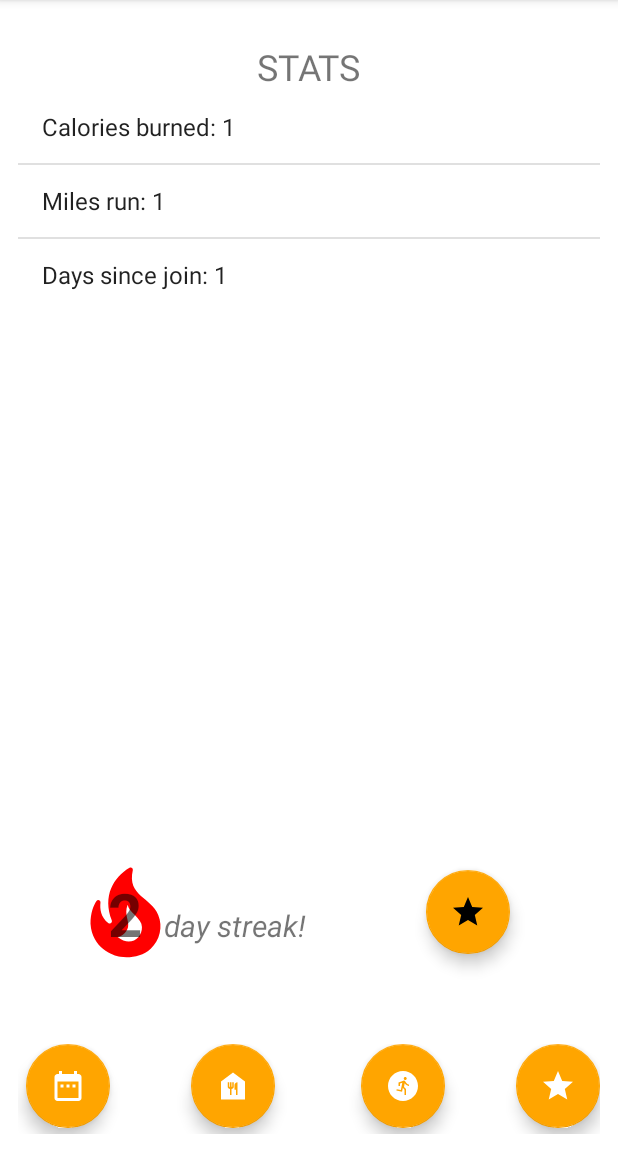
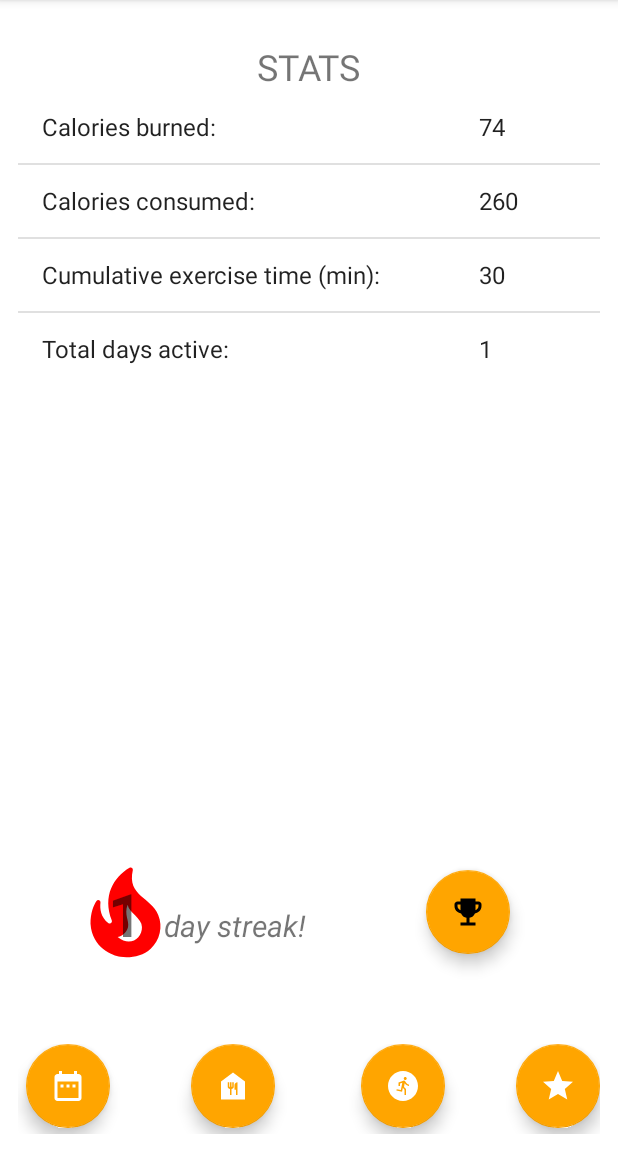
Before and after one commit to ss251/WeFit, an Android app: the StatsFragment screen opened through its navigation route, on a phone screen of 412 x 824 dp, the part 84-1236 px from its top. Run offline under Robolectric (Android 15) with nearby library versions, the phone set to English and light mode, and no system bars.

Commit message:
updated stats page

```diff
--- a/app/src/main/java/edu/uw/ss251/wefit/AddExerciseFragment.kt
+++ b/app/src/main/java/edu/uw/ss251/wefit/AddExerciseFragment.kt
@@ -18,10 +18,12 @@ const val INTENSITY = 5
 class AddExerciseFragment : Fragment() {
 
     private var userWeight = 0.0
-    lateinit var currMap: MutableMap<String, MutableList<Exercise>>
+    private lateinit var currMap: MutableMap<String, MutableList<Exercise>>
+    private lateinit var myApp: WeFitApplication
+
     override fun onAttach(context: Context) {
         super.onAttach(context)
-        val myApp = context.applicationContext as WeFitApplication
+        myApp = context.applicationContext as WeFitApplication
         userWeight = myApp.weight
         currMap = myApp.activityMap
     }
--- a/app/src/main/java/edu/uw/ss251/wefit/CalendarFragment.kt
+++ b/app/src/main/java/edu/uw/ss251/wefit/CalendarFragment.kt
@@ -21,6 +21,7 @@ class CalendarFragment : Fragment() {
     private val application by lazy { context?.applicationContext as WeFitApplication}
     private val activityAdapter = ActivityListAdapter(selectedActivites)
     private val dietAdapter = DietListAdapter(selectedDiets)
+
     override fun onCreateView(
         inflater: LayoutInflater,
         container: ViewGroup?,
--- a/app/src/main/java/edu/uw/ss251/wefit/StatsFragment.kt
+++ b/app/src/main/java/edu/uw/ss251/wefit/StatsFragment.kt
@@ -1,5 +1,6 @@
 package edu.uw.ss251.wefit
 
+import android.content.Context
 import android.os.Bundle
 import androidx.fragment.app.Fragment
 import android.view.LayoutInflater
@@ -9,6 +10,15 @@ import android.widget.ArrayAdapter
 import edu.uw.ss251.wefit.databinding.FragmentStatsBinding
 
 class StatsFragment : Fragment() {
+    private lateinit var myApp: WeFitApplication
+    private lateinit var statValues: List<Int>
+    private lateinit var valueAdapter: ArrayAdapter<Number>
+
+
+    override fun onAttach(context: Context) {
+        super.onAttach(context)
+        myApp = context.applicationContext as WeFitApplication
+    }
 
     override fun onCreateView(
         inflater: LayoutInflater,
@@ -16,22 +26,37 @@ class StatsFragment : Fragment() {
         savedInstanceState: Bundle?
     ): View? {
         val binding = FragmentStatsBinding.inflate(inflater)
-
         with(binding) {
             fbGoals.setOnClickListener { navigateToAchievementsActivity(requireContext()) }
 
-            val statsList = listOf("Calories burned: 1", "Miles run: 1", "Days since join: 1")
-            val listItems = arrayOfNulls<String>(statsList.size)
-            for (i in statsList.indices) {
-                val stat = statsList[i]
+            val statTitles = listOf(
+                "Calories burned: ",
+                "Calories consumed: ",
+                "Cumulative exercise time (min): ",
+                "Total days active: ")
+            val listItems = arrayOfNulls<String>(statTitles.size)
+            for (i in statTitles.indices) {
+                val stat = statTitles[i]
                 listItems[i] = stat
             }
-            val adapter = ArrayAdapter(requireContext(), android.R.layout.simple_list_item_1, listItems)
-            lvStats.adapter = adapter
+            val titleAdapter = ArrayAdapter(requireContext(), android.R.layout.simple_list_item_1, listItems)
+            lvStatTitle.adapter = titleAdapter
 
-
+            statValues = listOf(
+                74,
+                260,
+                30,
+                1) //placeholder data
+            val listValues = arrayOfNulls<Number>(statValues.size)
+            for (i in statValues.indices) {
+                val stat = statValues[i]
+                listValues[i] = stat
+            }
+            valueAdapter = ArrayAdapter(requireContext(), android.R.layout.simple_list_item_1, listValues)
+            lvStatValue.adapter = valueAdapter
         }
 
         return binding.root
     }
+
 }
--- a/app/src/main/java/edu/uw/ss251/wefit/data/AchievementProvider.kt
+++ b/app/src/main/java/edu/uw/ss251/wefit/data/AchievementProvider.kt
@@ -6,7 +6,7 @@ object AchievementProvider {
 
     val listOfAchievements = listOf(
         Achievement("Getting started!", true),
-        Achievement("Two days in a row!", false),
+        Achievement("Two days! Keep it up!", false),
         Achievement("Your first week: COMPLETE", false),
         Achievement("One month down, a lifetime to go.", false),
         Achievement("Has it been a year already?", false),
--- a/app/src/main/res/layout/fragment_stats.xml
+++ b/app/src/main/res/layout/fragment_stats.xml
@@ -17,14 +17,27 @@
         app:layout_constraintEnd_toEndOf="parent"
         android:layout_marginTop="16dp"/>
 
-    <ListView
-        android:id="@+id/lvStats"
+    <LinearLayout
         android:layout_width="wrap_content"
         android:layout_height="wrap_content"
         app:layout_constraintStart_toStartOf="parent"
         app:layout_constraintEnd_toEndOf="parent"
-        app:layout_constraintTop_toBottomOf="@id/tvStats"
-        android:textAlignment="center"/>
+        app:layout_constraintTop_toBottomOf="@id/tvStats">
+
+        <ListView
+            android:id="@+id/lvStatTitle"
+            android:layout_width="wrap_content"
+            android:layout_height="wrap_content"
+            android:layout_weight="1"/>
+
+        <ListView
+            android:id="@+id/lvStatValue"
+            android:layout_width="wrap_content"
+            android:layout_height="wrap_content"
+            android:layout_weight="3"
+            android:textAlignment="textEnd"/>
+
+    </LinearLayout>
 
     <ImageView
         android:id="@+id/ivStreak"
@@ -43,7 +56,7 @@
         android:layout_height="wrap_content"
         android:layout_marginBottom="60dp"
         android:layout_marginStart="60dp"
-        android:text="2"
+        android:text="1"
         android:textSize="40sp"
         android:textStyle="bold"
         app:layout_constraintBottom_toBottomOf="parent"
@@ -70,7 +83,8 @@
         android:layout_marginEnd="60dp"
         android:clickable="true"
         android:focusable="true"
-        android:src="@drawable/ic_baseline_star_24"
+        android:src="@drawable/ic_baseline_emoji_events_24"
         app:layout_constraintBottom_toBottomOf="parent"
         app:layout_constraintEnd_toEndOf="parent" />
+
 </androidx.constraintlayout.widget.ConstraintLayout>
```
